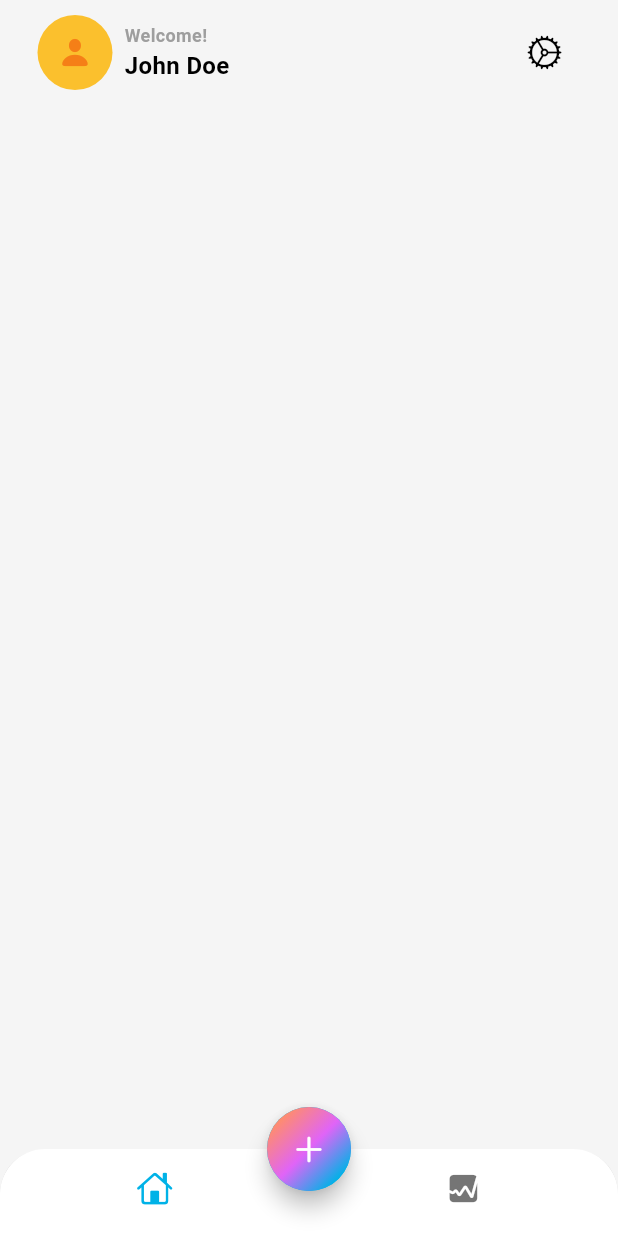
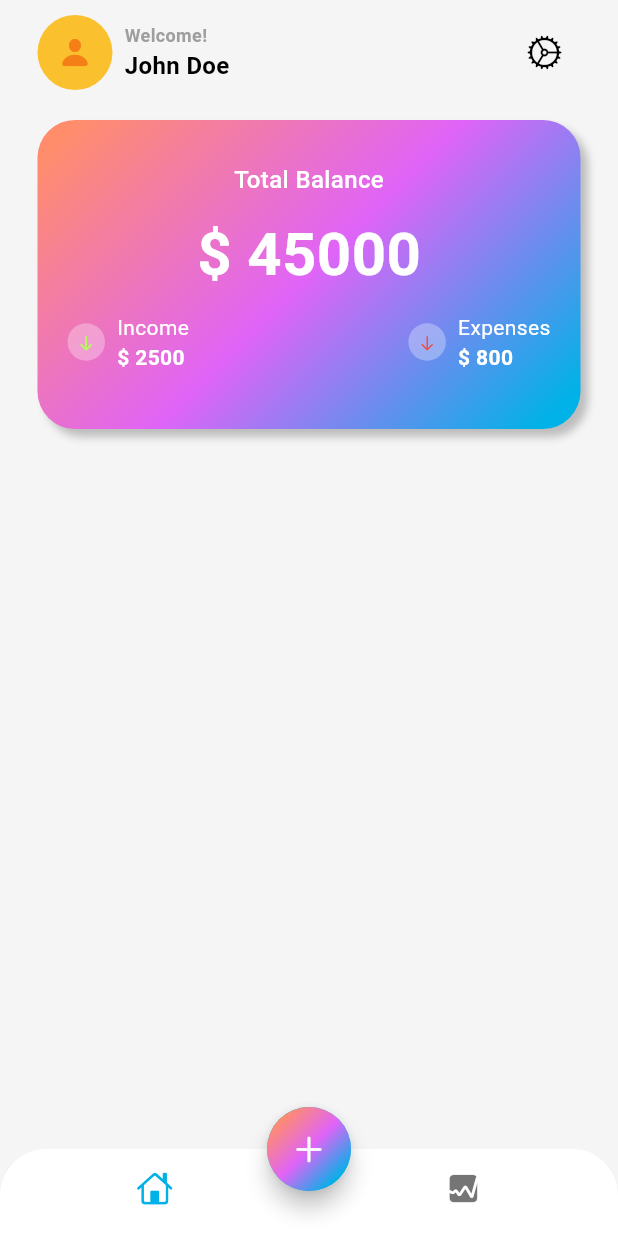
Before and after one commit to Rashmina2000/Expense_tracker_flutter-app, a Flutter app: the screen it shows after launch, on a phone screen of 412 x 824 dp. Run offline on Flutter 3.47's test engine with Material 3 defaults, Android fonts, the phone set to English and light mode, and no system bars.

Commit message:
credit card

```diff
--- a/lib/screens/home/views/main_screen.dart
+++ b/lib/screens/home/views/main_screen.dart
@@ -1,3 +1,5 @@
+import 'dart:math';
+
 import 'package:flutter/cupertino.dart';
 import 'package:flutter/material.dart';
 
@@ -67,6 +69,152 @@ class MainScreen extends StatelessWidget {
                 ),
               ],
             ),
+            const SizedBox(
+              height: 20,
+            ),
+            Container(
+              width: MediaQuery.of(context).size.width,
+              height: MediaQuery.of(context).size.width / 2,
+              decoration: BoxDecoration(
+                borderRadius: BorderRadius.circular(25),
+                gradient: LinearGradient(
+                  colors: [
+                    Theme.of(context).colorScheme.tertiary,
+                    Theme.of(context).colorScheme.secondary,
+                    Theme.of(context).colorScheme.primary,
+                  ],
+                  transform: const GradientRotation(pi / 4),
+                ),
+                boxShadow: [
+                  BoxShadow(
+                    blurRadius: 4,
+                    color: Colors.grey.shade400,
+                    offset: Offset(5, 5),
+                  ),
+                ],
+              ),
+              child: Column(
+                mainAxisAlignment: MainAxisAlignment.center,
+                children: [
+                  Text(
+                    "Total Balance",
+                    style: TextStyle(
+                      fontSize: 16,
+                      color: Colors.white,
+                      fontWeight: FontWeight.w500,
+                    ),
+                  ),
+                  const SizedBox(
+                    height: 10,
+                  ),
+                  Text(
+                    "\$ 45000",
+                    style: TextStyle(
+                      fontSize: 40,
+                      color: Colors.white,
+                      fontWeight: FontWeight.bold,
+                    ),
+                  ),
+                  Padding(
+                    padding: const EdgeInsets.symmetric(
+                      vertical: 10,
+                      horizontal: 20,
+                    ),
+                    child: Row(
+                      mainAxisAlignment: MainAxisAlignment.spaceBetween,
+                      children: [
+                        Row(
+                          children: [
+                            Container(
+                              width: 25,
+                              height: 25,
+                              decoration: const BoxDecoration(
+                                color: Colors.white30,
+                                shape: BoxShape.circle,
+                              ),
+                              child: const Center(
+                                child: Icon(
+                                  CupertinoIcons.down_arrow,
+                                  size: 12,
+                                  color: Colors.lightGreenAccent,
+                                ),
+                              ),
+                            ),
+                            const SizedBox(
+                              width: 8,
+                            ),
+                            const Column(
+                              crossAxisAlignment: CrossAxisAlignment.start,
+                              children: [
+                                Text(
+                                  "Income",
+                                  style: TextStyle(
+                                    fontSize: 14,
+                                    color: Colors.white,
+                                    fontWeight: FontWeight.w400,
+                                  ),
+                                ),
+                                Text(
+                                  "\$ 2500",
+                                  style: TextStyle(
+                                    fontSize: 14,
+                                    color: Colors.white,
+                                    fontWeight: FontWeight.w600,
+                                  ),
+                                ),
+                              ],
+                            )
+                          ],
+                        ),
+                        Row(
+                          children: [
+                            Container(
+                              width: 25,
+                              height: 25,
+                              decoration: const BoxDecoration(
+                                color: Colors.white30,
+                                shape: BoxShape.circle,
+                              ),
+                              child: const Center(
+                                child: Icon(
+                                  CupertinoIcons.down_arrow,
+                                  size: 12,
+                                  color: Colors.red,
+                                ),
+                              ),
+                            ),
+                            const SizedBox(
+                              width: 8,
+                            ),
+                            const Column(
+                              crossAxisAlignment: CrossAxisAlignment.start,
+                              children: [
+                                Text(
+                                  "Expenses",
+                                  style: TextStyle(
+                                    fontSize: 14,
+                                    color: Colors.white,
+                                    fontWeight: FontWeight.w400,
+                                  ),
+                                ),
+                                Text(
+                                  "\$ 800",
+                                  style: TextStyle(
+                                    fontSize: 14,
+                                    color: Colors.white,
+                                    fontWeight: FontWeight.w600,
+                                  ),
+                                ),
+                              ],
+                            )
+                          ],
+                        )
+                      ],
+                    ),
+                  )
+                ],
+              ),
+            )
           ],
         ),
       ),
```
